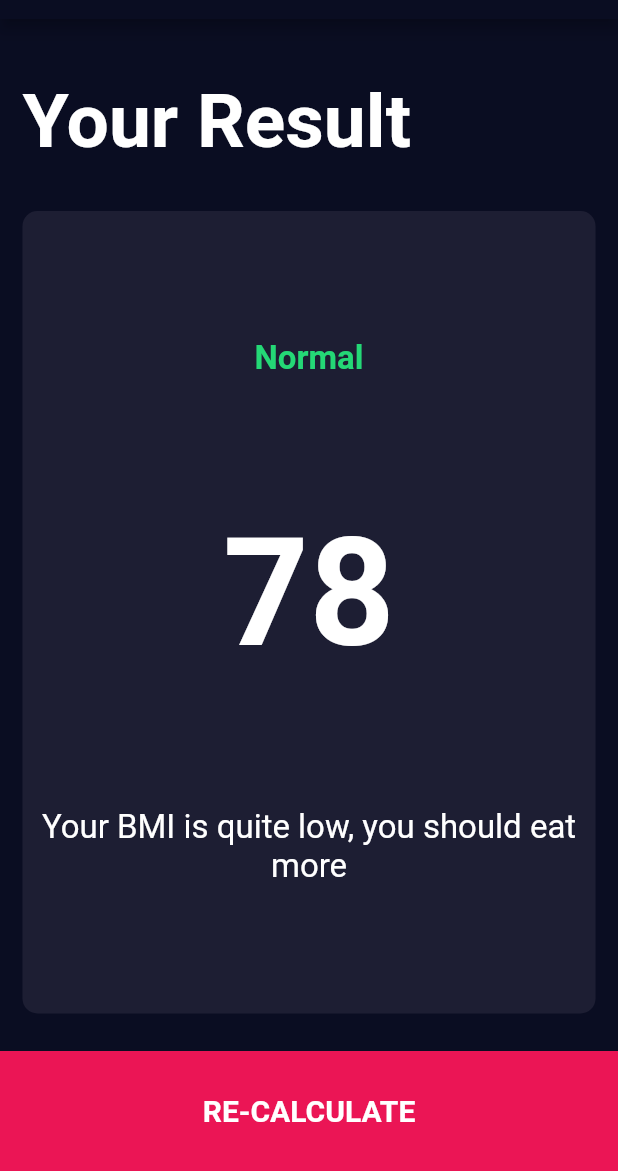
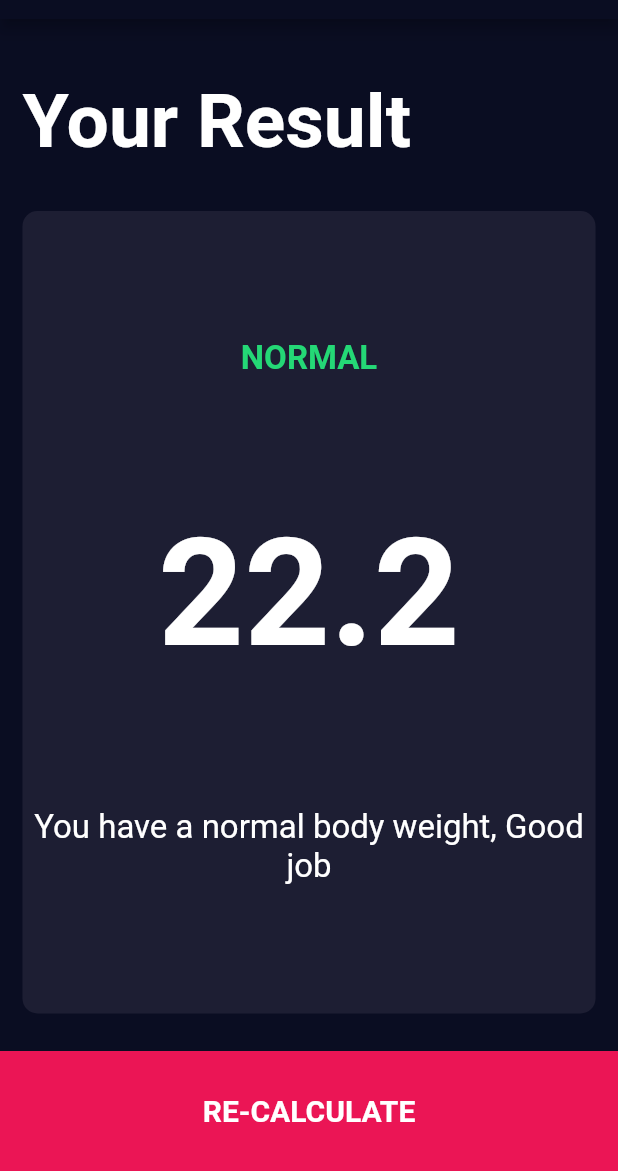
Before and after one commit to OstrichFarmer/bmi---calculator, a Flutter app: the screen it shows after launch, after a tap on "CALCULATE YOUR BMI", on a phone screen of 412 x 824 dp, the part 65-1236 px from its top. Run offline on Flutter 3.47's test engine with Material 2 defaults, Android fonts, the phone set to English and light mode, and no system bars; our stand-ins replace font_awesome_flutter.

Commit message:
finished the app funtionality on the calculator brain

```diff
--- a/lib/components/calculator_brain.dart
+++ b/lib/components/calculator_brain.dart
@@ -0,0 +1,35 @@
+import 'dart:math';
+
+class CalculatorBrain {
+  CalculatorBrain({this.height, this.weight});
+
+  final int weight;
+  final int height;
+
+  double _bmi;
+
+  String calculateBMI() {
+    _bmi = weight / pow(height / 100, 2);
+    return _bmi.toStringAsFixed(1);
+  }
+
+  String getResult() {
+    if (_bmi >= 25) {
+      return 'Overweight';
+    } else if (_bmi >= 18.5) {
+      return 'Normal';
+    } else {
+      return 'Underweight';
+    }
+  }
+
+  String getInterpretation() {
+    if (_bmi >= 25) {
+      return 'You have a higher than normal body weight, try to exercise more';
+    } else if (_bmi >= 18.5) {
+      return 'You have a normal body weight, Good job';
+    } else {
+      return 'You have a lower than normal body weight, you should eat a bit more';
+    }
+  }
+}
--- a/lib/screens/input_page.dart
+++ b/lib/screens/input_page.dart
@@ -1,6 +1,6 @@
 import 'package:bmi_calculator/components/bottom_button.dart';
 import 'package:bmi_calculator/screens/result_page.dart';
-
+import '../../components/calculator_brain.dart';
 import '../../components/round_icon_button.dart';
 import '../../components/constants.dart';
 import '../../components/card_content.dart';
@@ -209,7 +209,18 @@ class _InputPageState extends State<InputPage> {
           BottomButton(
             buttonTitle: 'CALCULATE YOUR BMI',
             onTap: () {
-              Navigator.pushNamed(context, ResultPage.id);
+              CalculatorBrain calc =
+                  CalculatorBrain(weight: weight, height: height);
+              Navigator.push(
+                context,
+                MaterialPageRoute(
+                  builder: (context) => ResultPage(
+                    bmiResult: calc.calculateBMI(),
+                    interpretation: calc.getInterpretation(),
+                    resultText: calc.getResult(),
+                  ),
+                ),
+              );
             },
           ),
         ],
--- a/lib/screens/result_page.dart
+++ b/lib/screens/result_page.dart
@@ -5,6 +5,15 @@ import '../../components/constants.dart';
 import 'package:flutter/material.dart';
 
 class ResultPage extends StatelessWidget {
+  const ResultPage(
+      {@required this.bmiResult,
+      @required this.interpretation,
+      @required this.resultText});
+
+  final bmiResult;
+  final resultText;
+  final interpretation;
+
   static const String id = "resultpage";
   @override
   Widget build(BuildContext context) {
@@ -33,17 +42,17 @@ class ResultPage extends StatelessWidget {
               cardChild: Column(
                 mainAxisAlignment: MainAxisAlignment.spaceEvenly,
                 crossAxisAlignment: CrossAxisAlignment.center,
-                children: const [
+                children: [
                   Text(
-                    'Normal',
+                    resultText.toUpperCase(),
                     style: kResultTextStyle,
                   ),
                   Text(
-                    '78',
+                    bmiResult,
                     style: kBMITextStyle,
                   ),
                   Text(
-                    'Your BMI is quite low, you should eat more',
+                    interpretation,
                     textAlign: TextAlign.center,
                     style: kBodyTextStyle,
                   ),
```
